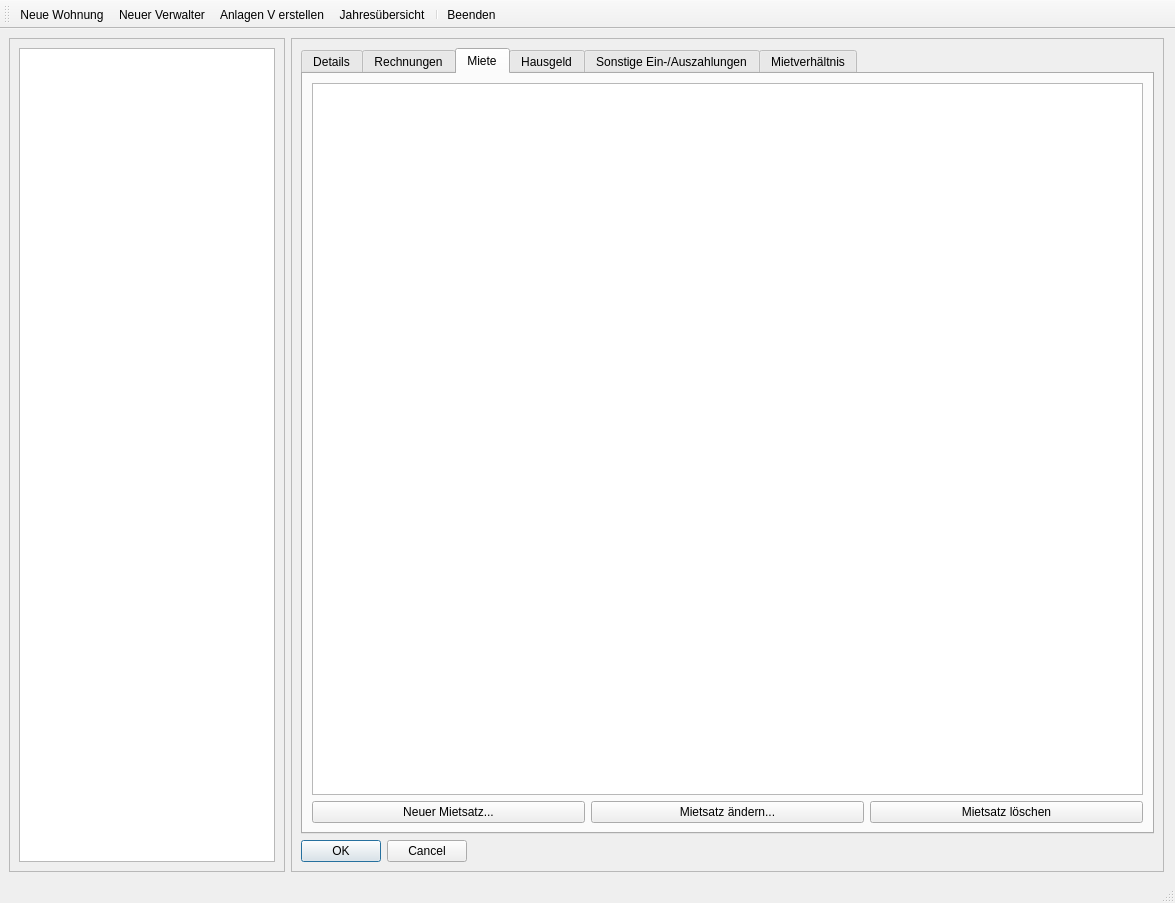
Qt form WvMainWindow3.ui (testalucida/WV) before a commit.
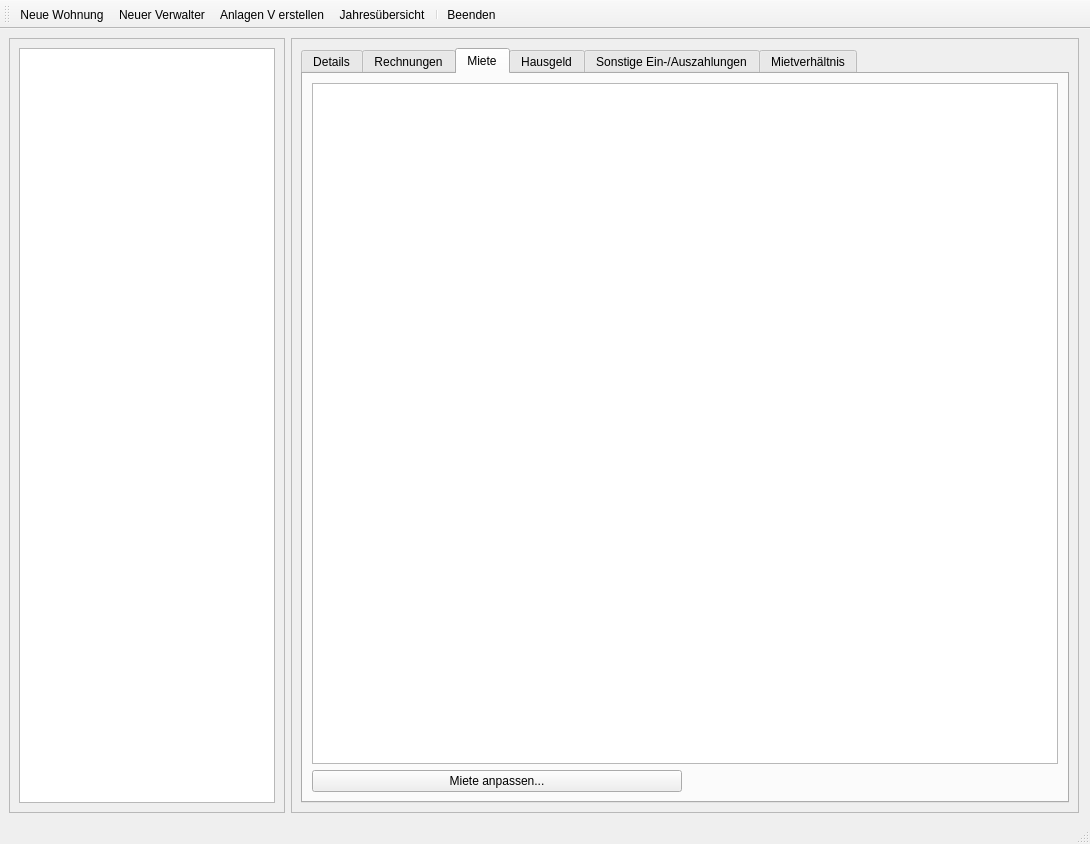
The same form after that commit.

Commit message: new miete dialog

Diff of the .ui file:
```diff
--- a/WvMainWindow3.ui
+++ b/WvMainWindow3.ui
@@ -6,8 +6,8 @@
    <rect>
     <x>0</x>
     <y>0</y>
-    <width>1175</width>
-    <height>903</height>
+    <width>1090</width>
+    <height>844</height>
    </rect>
   </property>
   <property name="sizePolicy">
@@ -40,8 +40,8 @@
         <rect>
          <x>0</x>
          <y>0</y>
-         <width>871</width>
-         <height>829</height>
+         <width>786</width>
+         <height>770</height>
         </rect>
        </property>
        <layout class="QVBoxLayout" name="verticalLayout">
@@ -511,30 +511,29 @@
             <string>Miete</string>
            </attribute>
            <layout class="QGridLayout" name="gridLayout_2">
-            <item row="1" column="1">
+            <item row="0" column="0" colspan="2">
+             <widget class="QTableView" name="tblMieten">
+              <property name="editTriggers">
+               <set>QAbstractItemView::NoEditTriggers</set>
+              </property>
+              <property name="alternatingRowColors">
+               <bool>true</bool>
+              </property>
+              <property name="selectionMode">
+               <enum>QAbstractItemView::SingleSelection</enum>
+              </property>
+              <property name="selectionBehavior">
+               <enum>QAbstractItemView::SelectRows</enum>
+              </property>
+             </widget>
+            </item>
+            <item row="1" column="0">
              <widget class="QPushButton" name="btnEditMiete">
               <property name="text">
-               <string>Mietsatz ändern...</string>
+               <string>Miete anpassen...</string>
               </property>
              </widget>
             </item>
-            <item row="1" column="0">
-             <widget class="QPushButton" name="btnNewMiete">
-              <property name="text">
-               <string>Neuer Mietsatz...</string>
-              </property>
-             </widget>
-            </item>
-            <item row="1" column="2">
-             <widget class="QPushButton" name="btnMieteDelete">
-              <property name="text">
-               <string>Mietsatz löschen</string>
-              </property>
-             </widget>
-            </item>
-            <item row="0" column="0" colspan="3">
-             <widget class="QTableView" name="tblMieten"/>
-            </item>
            </layout>
           </widget>
           <widget class="QWidget" name="tabHausgeld">
@@ -729,31 +728,6 @@
           </widget>
          </widget>
         </item>
-        <item>
-         <widget class="QDialogButtonBox" name="btnBox">
-          <property name="sizePolicy">
-           <sizepolicy hsizetype="Fixed" vsizetype="Preferred">
-            <horstretch>0</horstretch>
-            <verstretch>0</verstretch>
-           </sizepolicy>
-          </property>
-          <property name="maximumSize">
-           <size>
-            <width>16777215</width>
-            <height>70</height>
-           </size>
-          </property>
-          <property name="orientation">
-           <enum>Qt::Horizontal</enum>
-          </property>
-          <property name="standardButtons">
-           <set>QDialogButtonBox::Cancel|QDialogButtonBox::Ok</set>
-          </property>
-          <property name="centerButtons">
-           <bool>false</bool>
-          </property>
-         </widget>
-        </item>
        </layout>
       </widget>
      </widget>
@@ -781,7 +755,7 @@
          <x>0</x>
          <y>0</y>
          <width>274</width>
-         <height>829</height>
+         <height>770</height>
         </rect>
        </property>
        <layout class="QHBoxLayout" name="horizontalLayout_2">
```
Left out of the diff: 25 changed lines with no effect on the pictures. The commit also changes 12 other files.
